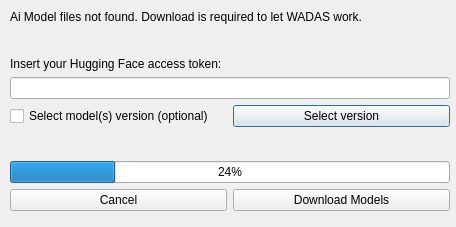
The window that wadas/ui/qt/ai_model_download.ui (wadas-project/WADAS) describes before a commit, drawn with Qt 5.
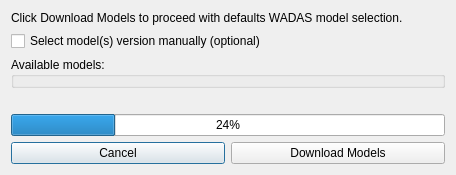
The same window after the commit.

Commit message:
Ai model authentication dialog introduced (#164)
* Refactor for model authentication form

* updated wdas-runtime dependency

* Now model access requests are routed to WADAS project server instead of Huggingface

---------

```diff
--- a/wadas/ui/qt/ai_model_download.ui
+++ b/wadas/ui/qt/ai_model_download.ui
@@ -7,106 +7,63 @@
     <x>0</x>
     <y>0</y>
     <width>456</width>
-    <height>227</height>
+    <height>175</height>
    </rect>
   </property>
   <property name="windowTitle">
    <string>Download AI Models</string>
   </property>
-  <widget class="QWidget" name="gridLayoutWidget">
-   <property name="geometry">
-    <rect>
-     <x>10</x>
-     <y>10</y>
-     <width>440</width>
-     <height>201</height>
-    </rect>
-   </property>
-   <layout class="QGridLayout" name="gridLayout">
-    <item row="7" column="1">
+  <layout class="QGridLayout" name="gridLayout_2">
+   <item row="6" column="0">
+    <widget class="QPushButton" name="pushButton_cancel">
+     <property name="text">
+      <string>Cancel</string>
+     </property>
+    </widget>
+   </item>
+   <item row="2" column="0" colspan="2">
+    <widget class="QGroupBox" name="groupBox_available_models">
+     <property name="title">
+      <string>Available models:</string>
+     </property>
+    </widget>
+   </item>
+   <item row="6" column="1">
+    <widget class="QPushButton" name="pushButton_download">
+     <property name="text">
+      <string>Download Models</string>
+     </property>
+    </widget>
+   </item>
+   <item row="0" column="0" colspan="2">
+    <widget class="QLabel" name="label">
+     <property name="text">
+      <string>Click Download Models to proceed with defaults WADAS model selection.</string>
+     </property>
+    </widget>
+   </item>
+   <item row="1" column="0" colspan="2">
      <widget class="QCheckBox" name="checkBox_select_versions">
       <property name="text">
-       <string>Select model(s) version (optional)</string>
+      <string>Select model(s) version manually (optional)</string>
       </property>
      </widget>
     </item>
-    <item row="3" column="1">
-     <spacer name="verticalSpacer">
-      <property name="orientation">
-       <enum>Qt::Orientation::Vertical</enum>
-      </property>
-      <property name="sizeHint" stdset="0">
-       <size>
-        <width>20</width>
-        <height>40</height>
-       </size>
-      </property>
-     </spacer>
-    </item>
-    <item row="9" column="1" colspan="2">
+   <item row="4" column="0" colspan="2">
+    <widget class="QLabel" name="label_download_status">
+     <property name="text">
+      <string/>
+     </property>
+    </widget>
+   </item>
+   <item row="5" column="0" colspan="2">
      <widget class="QProgressBar" name="progressBar">
       <property name="value">
        <number>24</number>
       </property>
      </widget>
     </item>
-    <item row="4" column="1" colspan="2">
-     <widget class="QLabel" name="label">
-      <property name="text">
-       <string>Insert your Hugging Face access token:</string>
-      </property>
-     </widget>
-    </item>
-    <item row="7" column="2">
-     <widget class="QPushButton" name="pushButton_select_model_version">
-      <property name="text">
-       <string>Select version</string>
-      </property>
-     </widget>
-    </item>
-    <item row="0" column="1" colspan="2">
-     <widget class="QLabel" name="label_welcome_message">
-      <property name="text">
-       <string>Ai Model files not found. Download is required to let WADAS work.</string>
-      </property>
-     </widget>
-    </item>
-    <item row="10" column="2">
-     <widget class="QPushButton" name="pushButton_download">
-      <property name="text">
-       <string>Download Models</string>
-      </property>
-     </widget>
-    </item>
-    <item row="10" column="1">
-     <widget class="QPushButton" name="pushButton_cancel">
-      <property name="text">
-       <string>Cancel</string>
-      </property>
-     </widget>
-    </item>
-    <item row="5" column="1" colspan="2">
-     <widget class="QLineEdit" name="lineEdit_token">
-      <property name="echoMode">
-       <enum>QLineEdit::EchoMode::Password</enum>
-      </property>
-     </widget>
-    </item>
-    <item row="8" column="1">
-     <spacer name="verticalSpacer_2">
-      <property name="orientation">
-       <enum>Qt::Orientation::Vertical</enum>
-      </property>
-      <property name="sizeHint" stdset="0">
-       <size>
-        <width>20</width>
-        <height>40</height>
-       </size>
-      </property>
-     </spacer>
-    </item>
-   </layout>
-  </widget>
+  </layout>
  </widget>
  <resources/>
  <connections/>
```
Lines whose indentation alone changed are shown as unchanged. The commit also changes 22 other files.
